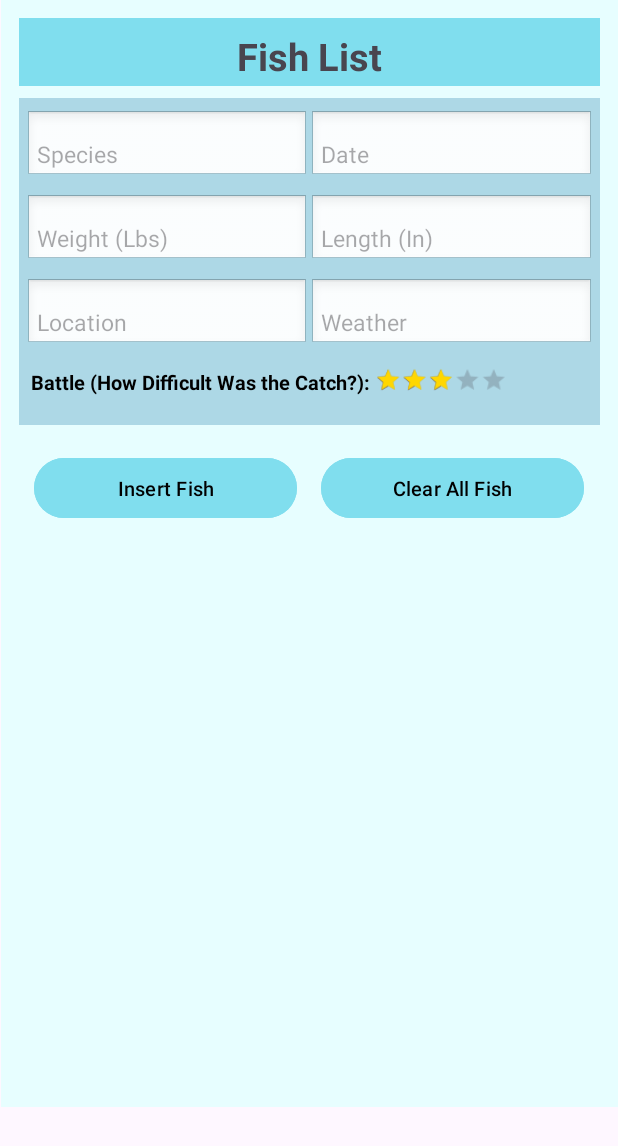
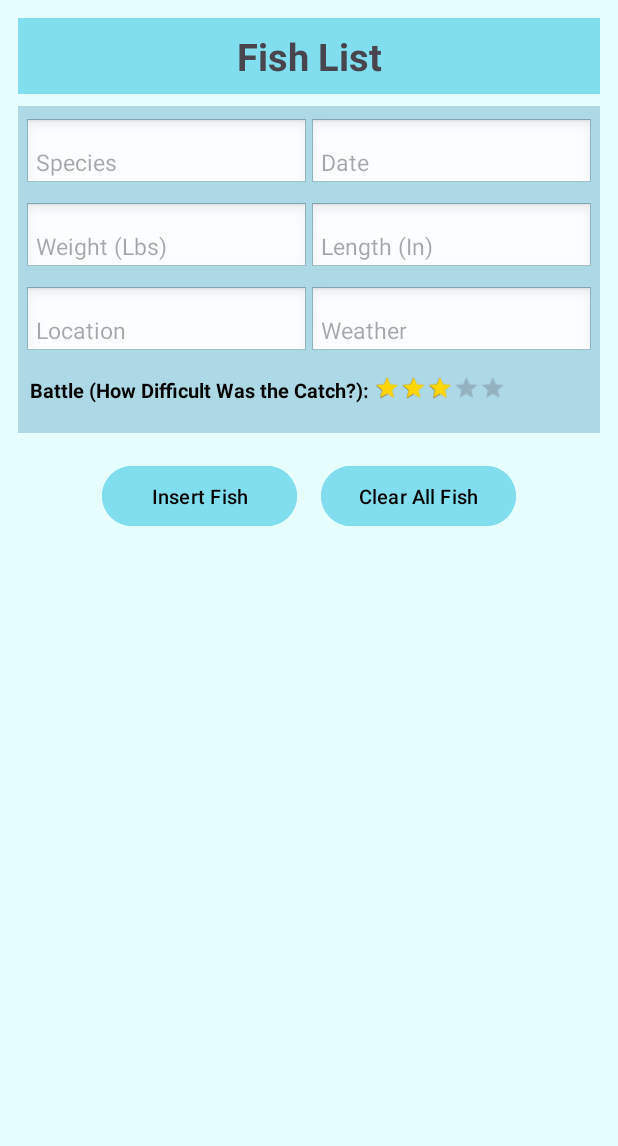
Before and after one commit to adewitt-1/Sprint_1_Fish_List_Final, an Android app: the screen it shows after launch (MainActivity), on a phone screen of 412 x 824 dp. Shown: the top 1146 px of the screen. Run offline under Robolectric (Android 15) with nearby library versions, the phone set to English and light mode, and no system bars.

Commit message:
Updated UI to be more responsive to all screens.

```diff
--- a/app/src/main/java/cis3334/java_sprint_1_fish_list/ui/MainActivity.java
+++ b/app/src/main/java/cis3334/java_sprint_1_fish_list/ui/MainActivity.java
@@ -1,16 +1,37 @@
 package cis3334.java_sprint_1_fish_list.ui;
 
 import android.os.Bundle;
+import android.widget.Button;
+import android.widget.EditText;
+import android.widget.RatingBar;
 
 import androidx.activity.EdgeToEdge;
 import androidx.appcompat.app.AppCompatActivity;
 import androidx.core.graphics.Insets;
 import androidx.core.view.ViewCompat;
 import androidx.core.view.WindowInsetsCompat;
+import androidx.recyclerview.widget.RecyclerView;
 
 import cis3334.java_sprint_1_fish_list.R;
+import cis3334.java_sprint_1_fish_list.ui.FishAdapter;
+import cis3334.java_sprint_1_fish_list.viewmodel.FishViewModel;
+
+
 
 public class MainActivity extends AppCompatActivity {
+
+    private FishViewModel fishViewModel;
+    private FishAdapter adapter;
+    private EditText speciesInput;
+    private EditText dateInput;
+    private EditText weightInput;
+    private EditText lengthInput;
+    private EditText locationInput;
+    private EditText weatherInput;
+    private RatingBar battleRatingInput;
+    private Button insertFishButton;
+    private Button clearFishButton;
+    private RecyclerView fishRecyclerView;
 
     @Override
     protected void onCreate(Bundle savedInstanceState) {
--- a/app/src/main/res/layout/activity_main.xml
+++ b/app/src/main/res/layout/activity_main.xml
@@ -9,8 +9,8 @@
 
     <LinearLayout
         android:id="@+id/primaryLayout"
-        android:layout_width="411dp"
-        android:layout_height="738dp"
+        android:layout_width="match_parent"
+        android:layout_height="match_parent"
         android:background="#e7feff"
         android:orientation="vertical"
         android:padding="12dp"
@@ -20,10 +20,10 @@
         app:layout_constraintVertical_bias="0.0">
 
 
-        <TextView
+    <TextView
             android:id="@+id/mainTitle"
             android:layout_width="match_parent"
-            android:layout_height="45dp"
+            android:layout_height="wrap_content"
             android:layout_marginBottom="8dp"
             android:background="#80DEEE"
             android:gravity="center"
@@ -195,7 +195,7 @@
 
             <Button
                 android:id="@+id/insertFishButton"
-                android:layout_width="175dp"
+                android:layout_width="130dp"
                 android:layout_height="wrap_content"
                 android:layout_margin="8dp"
                 android:backgroundTint="#80DEEE"
@@ -205,7 +205,7 @@
 
             <Button
                 android:id="@+id/clearFishButton"
-                android:layout_width="175dp"
+                android:layout_width="130dp"
                 android:layout_height="wrap_content"
                 android:layout_margin="8dp"
                 android:backgroundTint="#80DEEE"
```
Also changed, not shown: 1 other file.
